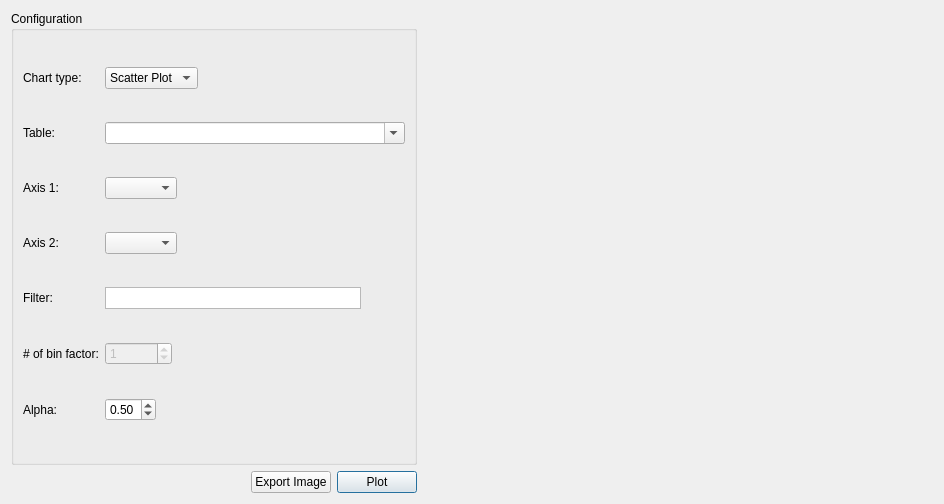
First picture: the form in src/sqlplotchart.ui, repository informationsea/Hyokai, before the edit.
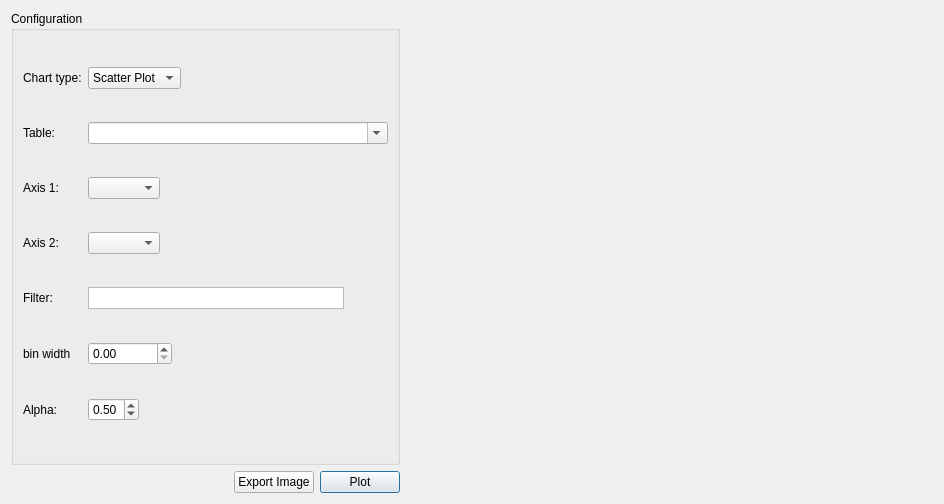
Second picture: the form after the edit. Custom widgets are drawn as their Qt base class.

Commit message: enable bin interval @sqlplotchart

Diff of the .ui file:
```diff
--- a/src/sqlplotchart.ui
+++ b/src/sqlplotchart.ui
@@ -159,20 +159,7 @@
         <item row="5" column="0">
          <widget class="QLabel" name="label_6">
           <property name="text">
-           <string># of bin factor:</string>
-          </property>
-         </widget>
-        </item>
-        <item row="5" column="1">
-         <widget class="QSpinBox" name="binSpin">
-          <property name="enabled">
-           <bool>false</bool>
-          </property>
-          <property name="maximum">
-           <number>100000000</number>
-          </property>
-          <property name="value">
-           <number>1</number>
+           <string>bin width</string>
           </property>
          </widget>
         </item>
@@ -196,6 +183,13 @@
           </property>
          </widget>
         </item>
+        <item row="5" column="1">
+         <widget class="QDoubleSpinBox" name="binSpinBox">
+          <property name="maximum">
+           <double>999999999.990000009536743</double>
+          </property>
+         </widget>
+        </item>
        </layout>
       </widget>
      </item>
```
The commit also changes 1 other file.
